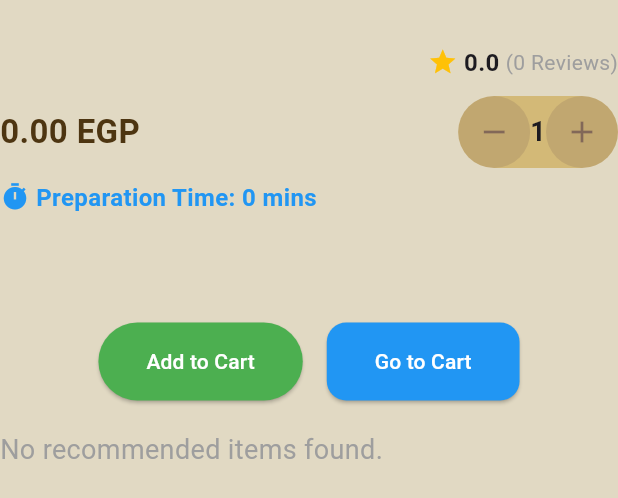
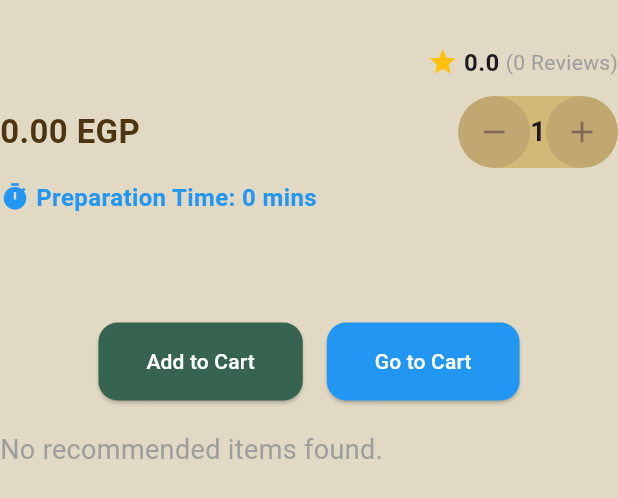
Before and after one commit to MahmoudKatr/kamon, a Flutter app: the ItemDetailCard widget shown alone on an empty page, opened directly with empty values, on a phone screen of 412 x 824 dp. Shown: the top 498 px of the screen. Run offline on Flutter 3.47's test engine with Material 3 defaults, Android fonts, the phone set to English and light mode, and no system bars; our stand-ins replace connectivity_plus, dio, flutter_bloc, flutter_credit_card, flutter_secure_storage, freezed_annotation and 6 more; missing offline and left inert: svg_flutter; accounts and stored records are empty; network calls fail.

Commit message:
recommendation wedgit

```diff
--- a/lib/Features/menu/presentation/item_card.dart
+++ b/lib/Features/menu/presentation/item_card.dart
@@ -386,11 +386,11 @@ class _ItemDetailCardState extends State<ItemDetailCard> {
                   },
                   style: ElevatedButton.styleFrom(
                     foregroundColor: Colors.white,
-                    backgroundColor: Colors.green,
+                    backgroundColor: kPrimaryColor,
                     padding: const EdgeInsets.symmetric(
                         horizontal: 32, vertical: 16),
                     shape: RoundedRectangleBorder(
-                      borderRadius: BorderRadius.circular(50),
+                      borderRadius: BorderRadius.circular(13),
                     ),
                   ),
                   child: const Text('Add to Cart'),
--- a/lib/Features/menu/presentation/recommendation_wedgit.dart
+++ b/lib/Features/menu/presentation/recommendation_wedgit.dart
@@ -43,7 +43,7 @@ class RecommendedItems extends StatelessWidget {
                   child: Padding(
                     padding: const EdgeInsets.all(8.0),
                     child: Container(
-                      width: 160, // Fixed width of each item
+                      width: 100, // Fixed width of each item
                       child: Stack(
                         alignment: Alignment.bottomRight,
                         children: [
@@ -80,7 +80,7 @@ class RecommendedItems extends StatelessWidget {
                               height: 30,
                               width: 30,
                               child: FloatingActionButton(
-                                backgroundColor: Colors.green,
+                                backgroundColor: kPrimaryColor,
                                 child: const Icon(Icons.add, size: 16),
                                 onPressed: () {
                                   Provider.of<CartProvider>(context,
```
Also changed, not shown: lib/Features/home/presentation/views/widgets/category_datils_screen.dart (+33 -7 lines).
